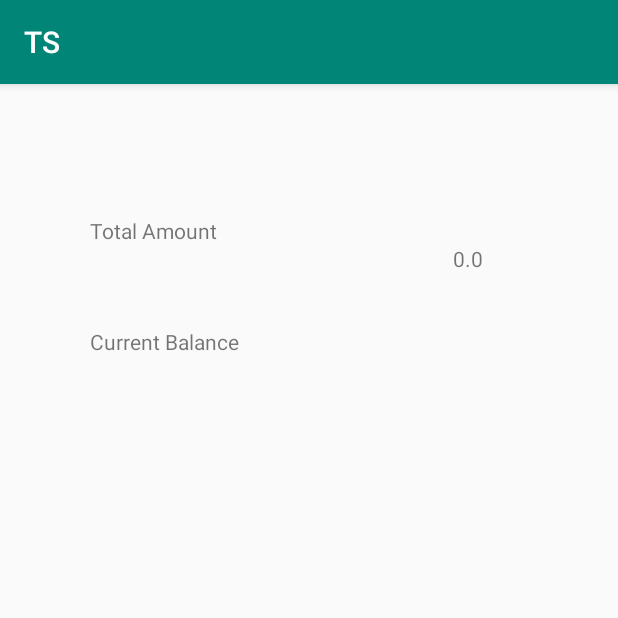
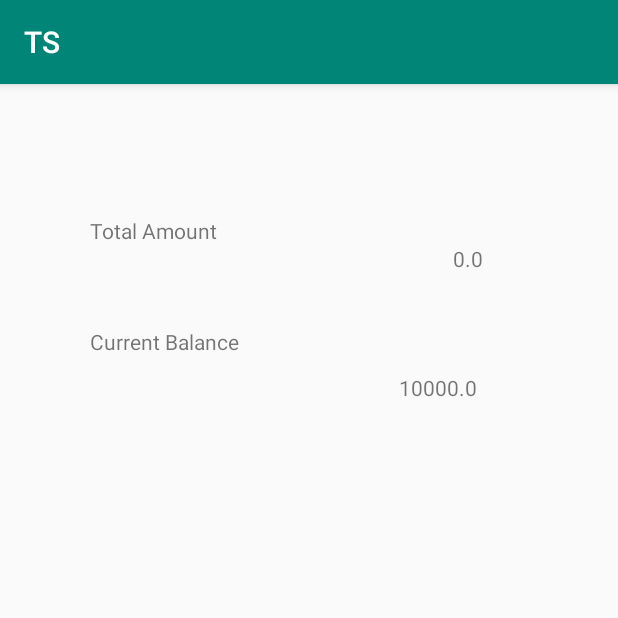
Before and after one commit to kalna-R/TSMobile, an Android app: the totalAmountActivity screen opened directly, with no data from a screen before it, on a phone screen of 412 x 824 dp, the top half of it. Run offline under Robolectric (Android 15) with nearby library versions, the phone set to English and light mode, and no system bars; our stand-ins replace Firebase (no records; nobody signed in at launch, a user with empty details on screens opened directly); 7 statements that could not run were skipped.

```diff
--- a/app/src/main/java/com/example/ts/Ticket.java
+++ b/app/src/main/java/com/example/ts/Ticket.java
@@ -4,6 +4,7 @@ import java.util.Date;
 
 public class Ticket {
 
+    private String ticketId;
     private String email;
     private String origin;
     private String destination;
@@ -17,7 +18,7 @@ public class Ticket {
     public Ticket(){}
 
     public Ticket(String ticketId, String origin, String destination, double distance,
-                  int noOfAdults, int noOfChildren, int noOfSeniors, double total, String date) {
+                  int noOfAdults, int noOfChildren, int noOfSeniors, double total, String date, String email) {
         this.origin = origin;
         this.destination = destination;
         this.distance = distance;
@@ -26,6 +27,7 @@ public class Ticket {
         this.children = noOfChildren;
         this.seniors = noOfSeniors;
         this.total = total;
+        this.email = email;
     }
 
     public String getEmail() {
--- a/app/src/main/java/com/example/ts/TicketsList.java
+++ b/app/src/main/java/com/example/ts/TicketsList.java
@@ -26,20 +26,18 @@ public class TicketsList extends ArrayAdapter<Ticket> {
     @Override
     public View getView(int position, View convertView, ViewGroup parent) {
 
-        //        return super.getView(position, convertView, parent);
-
         LayoutInflater inflater = context.getLayoutInflater();
         View listViewItem = inflater.inflate(R.layout.list_layout, null,true);
 
         TextView textViewFrom = (TextView)listViewItem.findViewById(R.id.textViewFrom);
         TextView textViewTo = (TextView)listViewItem.findViewById(R.id.textViewTo);
-//        TextView textViewDate = (TextView)listViewItem.findViewById(R.id.textViewDate);
+        TextView textViewDate = (TextView)listViewItem.findViewById(R.id.textViewDate);
 
         Ticket ticket = ticketsList.get(position);
 
         textViewFrom.setText(ticket.getOrigin());
         textViewTo.setText(ticket.getDestination());
-//        textViewDate.setText(ticket.getDate());
+        textViewDate.setText(ticket.getDate());
 
         return listViewItem;
     }
--- a/app/src/main/java/com/example/ts/totalAmountActivity.java
+++ b/app/src/main/java/com/example/ts/totalAmountActivity.java
@@ -6,7 +6,6 @@ import android.content.Context;
 import android.content.Intent;
 import android.content.SharedPreferences;
 import android.os.Bundle;
-import android.text.TextUtils;
 import android.view.View;
 import android.widget.Button;
 import android.widget.TextView;
@@ -15,14 +14,12 @@ import android.widget.Toast;
 import com.google.firebase.database.DatabaseReference;
 import com.google.firebase.database.FirebaseDatabase;
 
-import java.text.SimpleDateFormat;
 import java.util.ArrayList;
-import java.util.Date;
 
 public class totalAmountActivity extends AppCompatActivity {
 
     Button nextBtn;
-    TextView adultsTextView, seniorTextView, childrenTextView, fromTextView, toTextView, date, time, totalTextView;
+    TextView adultsTextView, seniorTextView, childrenTextView, fromTextView, toTextView, date, time, totalTextView, balanceTextView;
 
     SharedPreferences sharedpreferences;
     DatabaseReference databaseTicketing;
@@ -49,9 +46,10 @@ public class totalAmountActivity extends AppCompatActivity {
         childrenTextView = (TextView)findViewById(R.id.childern);
         fromTextView = (TextView)findViewById(R.id.from);
         toTextView = (TextView)findViewById(R.id.to);
-        date = (TextView)findViewById(R.id.date);
+        date = (TextView)findViewById(R.id.textViewDate);
         time = (TextView)findViewById(R.id.time);
         totalTextView = (TextView)findViewById(R.id.total);
+        balanceTextView = (TextView)findViewById(R.id.balance);
 
         //retrieve no of passengers
         sharedpreferences = getSharedPreferences("Pref", Context.MODE_PRIVATE);
@@ -82,6 +80,9 @@ public class totalAmountActivity extends AppCompatActivity {
 
         Double result = calcTotal();
         totalTextView.setText(String.valueOf(result));
+        double balance = 10000 - result;
+        balanceTextView.setText(String.valueOf(balance));
+
 
         nextBtn.setOnClickListener(new View.OnClickListener() {
             @Override
@@ -113,14 +114,11 @@ public class totalAmountActivity extends AppCompatActivity {
     }
 
     private void createTicket(){
-//        if() {
-
-//            ticketId++;
 
             String id = databaseTicketing.push().getKey();
             Ticket ticket = new Ticket(id, origin, destination, Double.valueOf(distance),
                     Integer.valueOf(noOfSeniors), Integer.valueOf(noOfChildren), Integer.valueOf(noOfAdults),
-                    total, sDate);
+                    total, sDate, "kalna");
 
             databaseTicketing.child(String.valueOf(id)).setValue(ticket);
 
--- a/app/src/main/res/layout/activity_total_amount.xml
+++ b/app/src/main/res/layout/activity_total_amount.xml
@@ -126,7 +126,7 @@
         app:layout_constraintVertical_bias="0.584" />
 
     <TextView
-        android:id="@+id/date"
+        android:id="@+id/textViewDate"
         android:layout_width="wrap_content"
         android:layout_height="wrap_content"
         android:text="TextView"
@@ -145,5 +145,5 @@
         app:layout_constraintEnd_toEndOf="parent"
         app:layout_constraintHorizontal_bias="0.5"
         app:layout_constraintStart_toStartOf="parent"
-        app:layout_constraintTop_toBottomOf="@+id/date" />
+        app:layout_constraintTop_toBottomOf="@+id/textViewDate" />
 </androidx.constraintlayout.widget.ConstraintLayout>
```
Also changed, not shown: app/src/main/java/com/example/ts/ProfileActivity.java (+48 -0 lines), app/src/main/res/layout/activity_profile.xml (+17 -6 lines), app/src/main/res/layout/list_layout.xml (+8 -2 lines).
